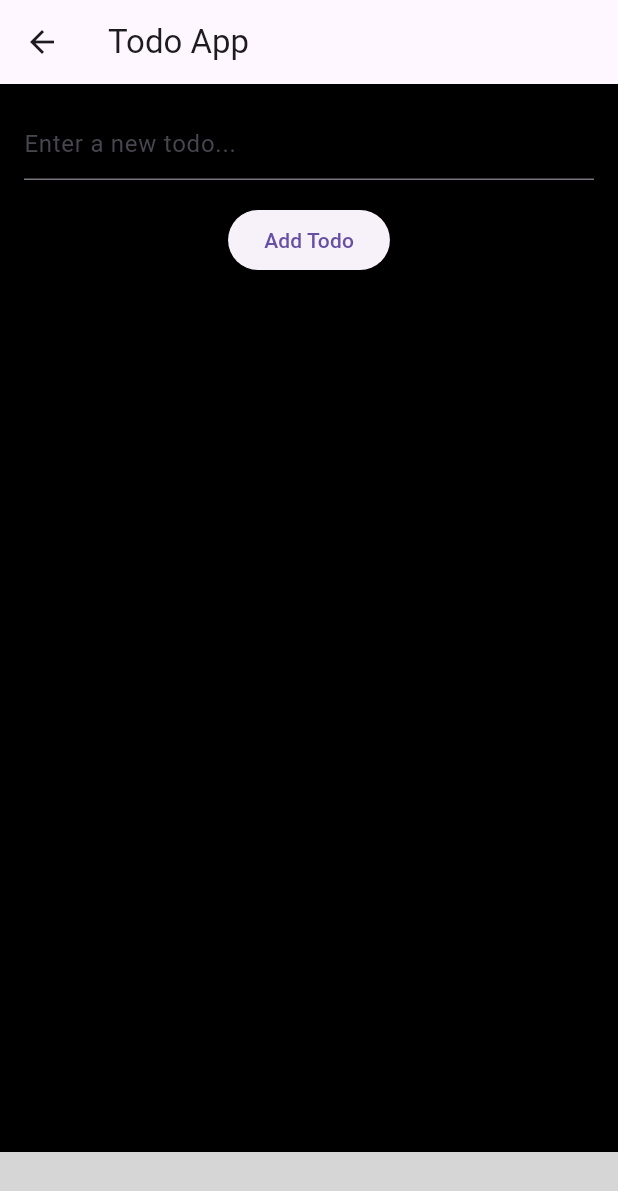
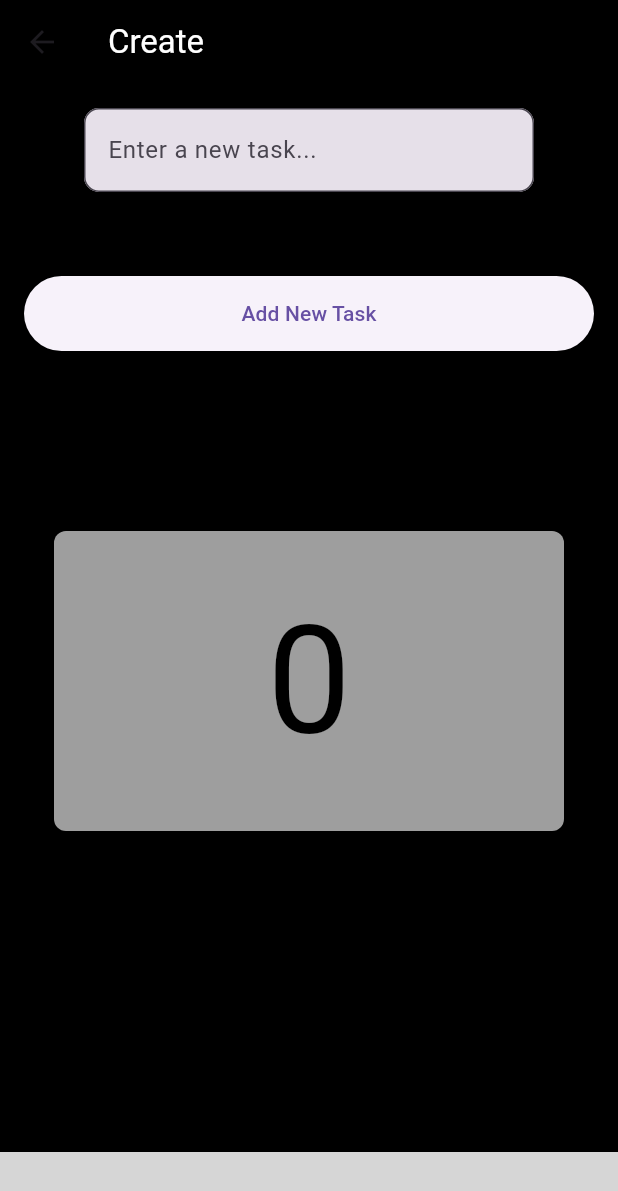
Before and after one commit to fidelmak/digitalclock, a Flutter app: the TodoApp screen opened directly, on a phone screen of 412 x 824 dp. Shown: the top 1191 px of the screen. Run offline on Flutter 3.47's test engine with Material 3 defaults, Android fonts, the phone set to English and light mode, and no system bars; our stand-ins replace appwrite, sqflite; missing offline and left inert: bottom_bar; accounts and stored records are empty; grey boxes are pictures that could not be loaded.

Commit message:
add new features

```diff
--- a/lib/todoapp.dart
+++ b/lib/todoapp.dart
@@ -66,15 +66,14 @@ class _TodoAppState extends State<TodoApp> {
               title: Text('Account'),
               activeColor: Colors.greenAccent.shade700,
             ),
-            BottomBarItem(
-              icon: Icon(Icons.settings),
-              title: Text('Settings'),
-              activeColor: Colors.orange,
-            ),
           ]),
       backgroundColor: Colors.black,
       appBar: AppBar(
-        title: Text('Todo App'),
+        title: Text(
+          'Create',
+          style: TextStyle(color: Colors.white),
+        ),
+        backgroundColor: Colors.black,
       ),
       body: Padding(
         padding: const EdgeInsets.all(16.0),
@@ -83,30 +82,59 @@ class _TodoAppState extends State<TodoApp> {
           //crossAxisAlignment: CrossAxisAlignment.stretch,
           children: [
             Container(
-              child: Column(
+              child: ListView(
                 children: [
-                  TextField(
+                  Center(
+                    child: Container(
+                      width: 300,
+                      height: 100,
+                      child: TextField(
                         style: TextStyle(
-                      color: Colors.white,
+                          color: Colors.black,
                         ),
                         controller: _title,
                         decoration: InputDecoration(
-                      hintText: 'Enter a new todo...',
+                          border: OutlineInputBorder(
+                            borderRadius: BorderRadius.circular(10.0),
+                          ),
+                          filled: true,
+                          hintText: 'Enter a new task...',
                         ),
                       ),
-                  SizedBox(height: 16.0),
-                  ElevatedButton(
+                    ),
+                  ),
+                  SizedBox(height: 12.0),
+                  Container(
+                    width: 50.0,
+                    height: 50.0,
+                    child: ElevatedButton(
                       onPressed: () {
                         final taskName = _title.text;
                         addTodos();
                         _showPopup(context);
                       },
-                    child: Text('Add Todo'),
+                      child: Text('Add New Task'),
                     ),
+                  ),
+                  SizedBox(height: 100),
+                  Container(
+                    margin: EdgeInsets.all(20.0),
+                    width: 200,
+                    height: 200,
+                    decoration: BoxDecoration(
+                      color: Colors.grey,
+                      borderRadius: BorderRadius.circular(8.0),
+                    ),
+                    child: Center(
+                        child: Text(
+                      '${_todo.length}',
+                      style: TextStyle(color: Colors.black, fontSize: 100),
+                    )),
+                  )
                 ],
               ),
             ),
-            HomePage(),
+            TodoScreen(),
             SizedBox(height: 8.0),
           ],
           onPageChanged: (index) {
@@ -141,7 +169,8 @@ class _TodoAppState extends State<TodoApp> {
           actions: [
             TextButton(
               onPressed: () {
-                Navigator.pop(context);
+                Navigator.push(context,
+                    MaterialPageRoute(builder: (context) => TodoScreen()));
               },
               child: Text('Close'),
             ),
```
Also changed, not shown: lib/screen.dart (+25 -13 lines). Lines whose indentation alone changed are shown as unchanged.
